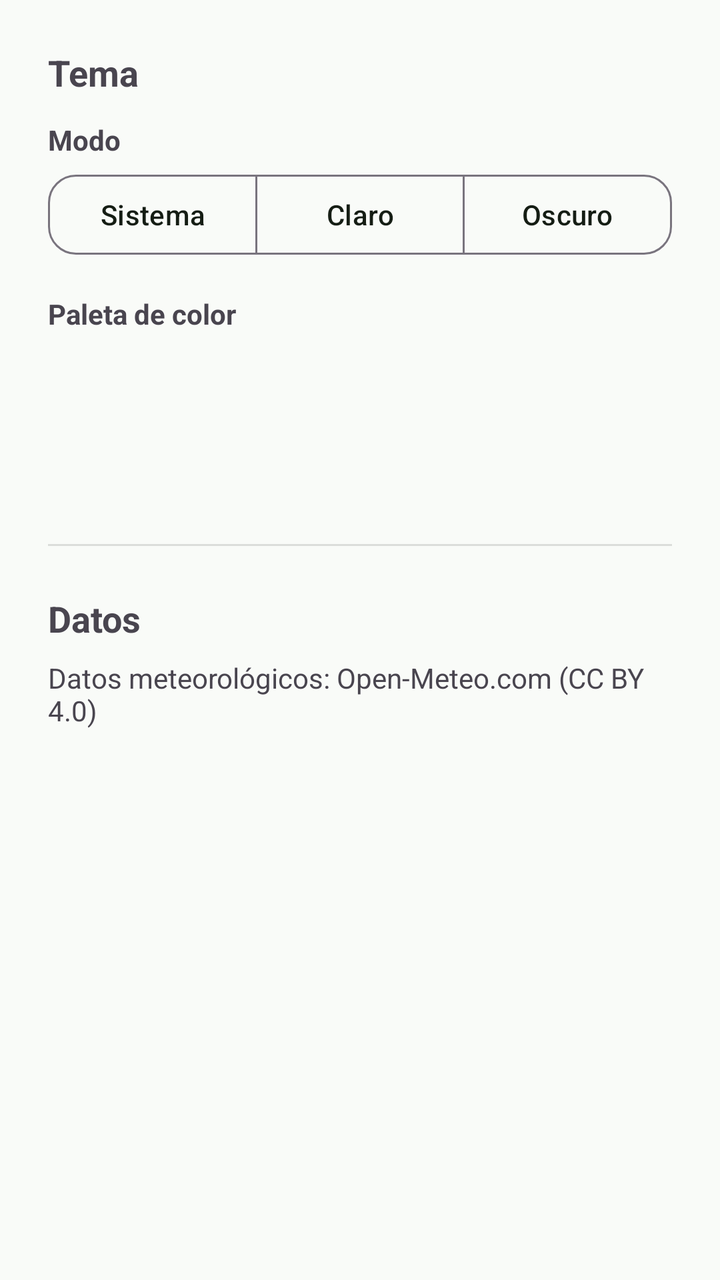
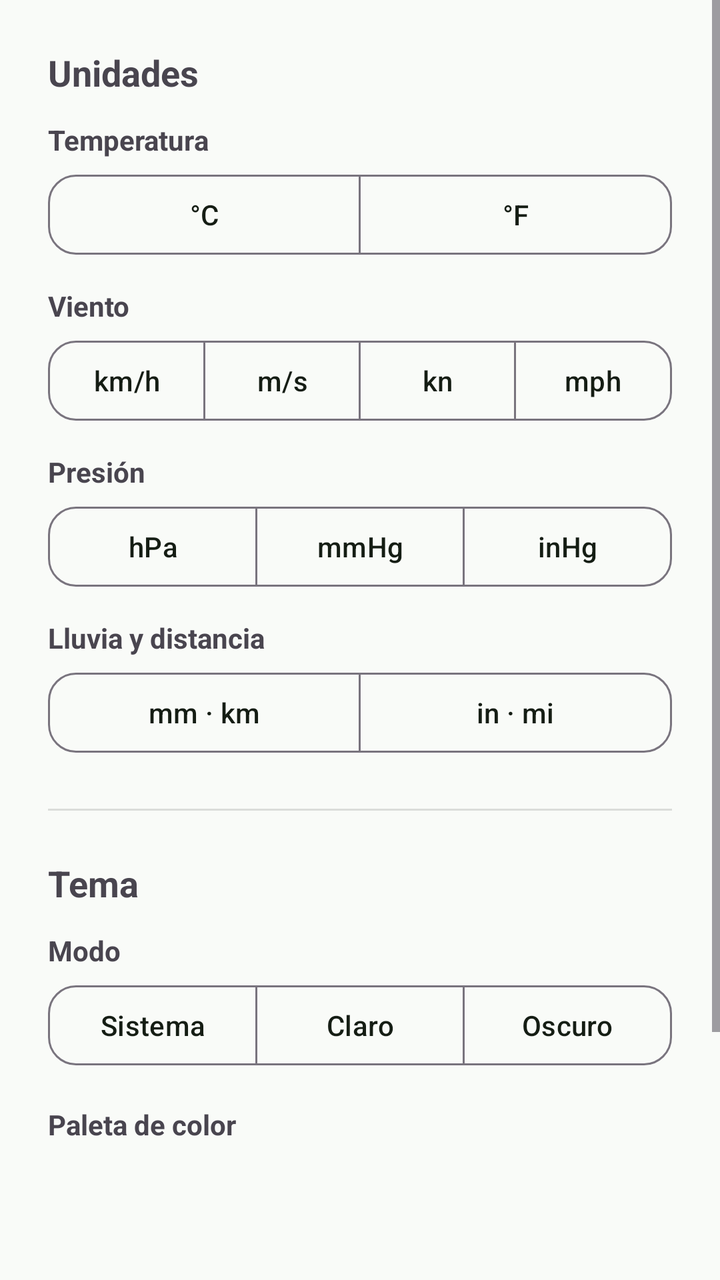

The first picture is an Android layout as it rendered before a commit; the second is the same layout after the commit. The layout source and the unified diff follow.
<!-- AndroidManifest.xml: application theme Theme.MiClima.Green -->
<!-- res/layout/fragment_settings.xml -->
<?xml version="1.0" encoding="utf-8"?>
<ScrollView xmlns:android="http://schemas.android.com/apk/res/android"
    xmlns:app="http://schemas.android.com/apk/res-auto"
    android:layout_width="match_parent"
    android:layout_height="match_parent">

    <LinearLayout
        android:layout_width="match_parent"
        android:layout_height="wrap_content"
        android:orientation="vertical"
        android:padding="24dp">

        <TextView
            android:layout_width="wrap_content"
            android:layout_height="wrap_content"
            android:layout_marginBottom="12dp"
            android:text="@string/theme_setting_title"
            android:textSize="18sp"
            android:textStyle="bold" />

        <TextView
            android:layout_width="wrap_content"
            android:layout_height="wrap_content"
            android:layout_marginBottom="4dp"
            android:text="@string/theme_mode_label"
            android:textSize="14sp"
            android:textStyle="bold" />

        <com.google.android.material.button.MaterialButtonToggleGroup
            android:id="@+id/toggleGroupThemeMode"
            android:layout_width="match_parent"
            android:layout_height="wrap_content"
            app:selectionRequired="true"
            app:singleSelection="true">

            <com.google.android.material.button.MaterialButton
                android:id="@+id/btnModeSystem"
                style="@style/Widget.Material3.Button.OutlinedButton"
                android:layout_width="0dp"
                android:layout_height="wrap_content"
                android:layout_weight="1"
                android:text="@string/theme_mode_system"
                app:cornerRadius="14dp" />

            <com.google.android.material.button.MaterialButton
                android:id="@+id/btnModeLight"
                style="@style/Widget.Material3.Button.OutlinedButton"
                android:layout_width="0dp"
                android:layout_height="wrap_content"
                android:layout_weight="1"
                android:text="@string/theme_mode_light"
                app:cornerRadius="14dp" />

            <com.google.android.material.button.MaterialButton
                android:id="@+id/btnModeDark"
                style="@style/Widget.Material3.Button.OutlinedButton"
                android:layout_width="0dp"
                android:layout_height="wrap_content"
                android:layout_weight="1"
                android:text="@string/theme_mode_dark"
                app:cornerRadius="14dp" />

        </com.google.android.material.button.MaterialButtonToggleGroup>

        <TextView
            android:layout_width="wrap_content"
            android:layout_height="wrap_content"
            android:layout_marginTop="16dp"
            android:layout_marginBottom="4dp"
            android:text="@string/theme_palette_label"
            android:textSize="14sp"
            android:textStyle="bold" />

        <LinearLayout
            android:layout_width="match_parent"
            android:layout_height="wrap_content"
            android:orientation="horizontal">

            <include layout="@layout/item_palette_swatch" android:id="@+id/swatchAuto" />
            <include layout="@layout/item_palette_swatch" android:id="@+id/swatchGreen" />
            <include layout="@layout/item_palette_swatch" android:id="@+id/swatchRed" />
            <include layout="@layout/item_palette_swatch" android:id="@+id/swatchBlue" />
            <include layout="@layout/item_palette_swatch" android:id="@+id/swatchCyan" />

        </LinearLayout>

        <TextView
            android:id="@+id/tvThemePaletteDesc"
            android:layout_width="wrap_content"
            android:layout_height="wrap_content"
            android:layout_marginTop="4dp"
            android:text="@string/theme_palette_auto_unavailable"
            android:textColor="?android:attr/textColorSecondary"
            android:textSize="13sp"
            android:visibility="gone" />

        <View
            android:layout_width="match_parent"
            android:layout_height="1dp"
            android:layout_marginVertical="24dp"
            android:background="?android:attr/listDivider" />

        <TextView
            android:layout_width="wrap_content"
            android:layout_height="wrap_content"
            android:layout_marginBottom="8dp"
            android:text="@string/about_title"
            android:textSize="18sp"
            android:textStyle="bold" />

        <TextView
            android:layout_width="wrap_content"
            android:layout_height="wrap_content"
            android:text="@string/attribution"
            android:textColor="?android:attr/textColorSecondary"
            android:textSize="14sp" />

    </LinearLayout>

</ScrollView>
<!-- res/layout/item_palette_swatch.xml (included above) -->
<?xml version="1.0" encoding="utf-8"?>
<LinearLayout xmlns:android="http://schemas.android.com/apk/res/android"
    xmlns:app="http://schemas.android.com/apk/res-auto"
    android:id="@+id/swatchRoot"
    android:layout_width="0dp"
    android:layout_height="wrap_content"
    android:layout_weight="1"
    android:background="?attr/selectableItemBackground"
    android:clickable="true"
    android:focusable="true"
    android:gravity="center"
    android:orientation="vertical"
    android:paddingVertical="4dp">

    <FrameLayout
        android:layout_width="48dp"
        android:layout_height="48dp">

        <View
            android:id="@+id/swatchCircle"
            android:layout_width="match_parent"
            android:layout_height="match_parent" />

        <ImageView
            android:id="@+id/swatchCheck"
            android:layout_width="18dp"
            android:layout_height="18dp"
            android:layout_gravity="center"
            android:contentDescription="@null"
            android:src="@drawable/ic_check"
            app:tint="@android:color/white"
            android:visibility="gone" />

    </FrameLayout>

    <TextView
        android:id="@+id/swatchLabel"
        android:layout_width="wrap_content"
        android:layout_height="wrap_content"
        android:layout_marginTop="6dp"
        android:textColor="?attr/colorOnSurfaceVariant"
        android:textSize="11.5sp"
        android:textStyle="bold" />

</LinearLayout>
<!-- resources referenced by this layout -->
<resources>
  <!-- drawable ic_check (drawable) -->
  <vector xmlns:android="http://schemas.android.com/apk/res/android"
      android:width="24dp"
      android:height="24dp"
      android:viewportWidth="24"
      android:viewportHeight="24">
      <path
          android:fillColor="#00000000"
          android:pathData="M5,12.5L10,17.5L19,7"
          android:strokeColor="@android:color/white"
          android:strokeLineCap="round"
          android:strokeLineJoin="round"
          android:strokeWidth="2.5" />
  </vector>
  <string name="about_title">Datos</string>
  <string name="attribution">Datos meteorológicos: Open-Meteo.com (CC BY 4.0)</string>
  <string name="theme_mode_dark">Oscuro</string>
  <string name="theme_mode_label">Modo</string>
  <string name="theme_mode_light">Claro</string>
  <string name="theme_mode_system">Sistema</string>
  <string name="theme_palette_auto_unavailable">El color automático (Material You) requiere Android 12 o superior.</string>
  <string name="theme_palette_label">Paleta de color</string>
  <string name="theme_setting_title">Tema</string>
  <style name="Theme.MiClima.Green" parent="Theme.Material3.DayNight.NoActionBar">
          <item name="colorPrimary">@color/green_token_primary</item>
          <item name="colorOnPrimary">@color/green_token_on_primary</item>
          <item name="colorPrimaryContainer">@color/green_token_primary_container</item>
          <item name="colorOnPrimaryContainer">@color/green_token_on_primary_container</item>
          <item name="colorSecondary">@color/green_token_primary</item>
          <item name="android:colorBackground">@color/green_token_bg</item>
          <item name="colorSurfaceContainerLowest">@color/green_token_bg</item>
          <item name="colorSurface">@color/green_token_surface</item>
          <item name="colorSurfaceContainerHigh">@color/green_token_surface_alt</item>
          <item name="colorOnSurface">@color/green_token_on_surface</item>
          <item name="colorOnSurfaceVariant">@color/green_token_on_surface_variant</item>
          <item name="colorOutlineVariant">@color/green_token_outline</item>
          <item name="colorError">@color/danger</item>
          <item name="colorOnError">@color/on_danger</item>
      </style>
  <color name="green_token_primary">#197112</color>
  <color name="green_token_on_primary">#fcfcfc</color>
  <color name="green_token_primary_container">#cbecc7</color>
  <color name="green_token_on_primary_container">#003a00</color>
  <color name="green_token_bg">#f9fbf8</color>
  <color name="green_token_surface">#fdfefd</color>
  <color name="green_token_surface_alt">#ebf3ea</color>
  <color name="green_token_on_surface">#151d14</color>
  <color name="green_token_on_surface_variant">#555e53</color>
  <color name="green_token_outline">#cfd7ce</color>
  <color name="danger">#b32228</color>
  <color name="on_danger">#ffffff</color>
</resources>

<!-- the commit's change to res/layout/fragment_settings.xml (unified diff, before → after) -->
@@ -1,6 +1,7 @@
 <?xml version="1.0" encoding="utf-8"?>
 <ScrollView xmlns:android="http://schemas.android.com/apk/res/android"
     xmlns:app="http://schemas.android.com/apk/res-auto"
+    xmlns:tools="http://schemas.android.com/tools"
     android:layout_width="match_parent"
     android:layout_height="match_parent">
 
@@ -9,6 +10,223 @@
         android:layout_height="wrap_content"
         android:orientation="vertical"
         android:padding="24dp">
+
+        <TextView
+            android:layout_width="wrap_content"
+            android:layout_height="wrap_content"
+            android:text="@string/units_setting_title"
+            android:textSize="18sp"
+            android:textStyle="bold" />
+
+        <TextView
+            android:layout_width="wrap_content"
+            android:layout_height="wrap_content"
+            android:layout_marginTop="12dp"
+            android:layout_marginBottom="4dp"
+            android:text="@string/units_temp"
+            android:textSize="14sp"
+            android:textStyle="bold" />
+
+        <com.google.android.material.button.MaterialButtonToggleGroup
+            android:id="@+id/toggleUnitTemp"
+            android:layout_width="match_parent"
+            android:layout_height="wrap_content"
+            app:selectionRequired="true"
+            app:singleSelection="true">
+
+            <com.google.android.material.button.MaterialButton
+                android:id="@+id/btnTempC"
+                style="@style/Widget.Material3.Button.OutlinedButton"
+                android:layout_width="0dp"
+                android:layout_height="wrap_content"
+                android:layout_weight="1"
+                android:paddingHorizontal="4dp"
+                android:text="°C"
+                android:textAllCaps="false"
+                app:cornerRadius="14dp"
+                tools:ignore="HardcodedText" />
+
+            <com.google.android.material.button.MaterialButton
+                android:id="@+id/btnTempF"
+                style="@style/Widget.Material3.Button.OutlinedButton"
+                android:layout_width="0dp"
+                android:layout_height="wrap_content"
+                android:layout_weight="1"
+                android:paddingHorizontal="4dp"
+                android:text="°F"
+                android:textAllCaps="false"
+                app:cornerRadius="14dp"
+                tools:ignore="HardcodedText" />
+
+        </com.google.android.material.button.MaterialButtonToggleGroup>
+
+        <TextView
+            android:layout_width="wrap_content"
+            android:layout_height="wrap_content"
+            android:layout_marginTop="12dp"
+            android:layout_marginBottom="4dp"
+            android:text="@string/units_wind"
+            android:textSize="14sp"
+            android:textStyle="bold" />
+
+        <com.google.android.material.button.MaterialButtonToggleGroup
+            android:id="@+id/toggleUnitWind"
+            android:layout_width="match_parent"
+            android:layout_height="wrap_content"
+            app:selectionRequired="true"
+            app:singleSelection="true">
+
+            <com.google.android.material.button.MaterialButton
+                android:id="@+id/btnWindKmh"
+                style="@style/Widget.Material3.Button.OutlinedButton"
+                android:layout_width="0dp"
+                android:layout_height="wrap_content"
+                android:layout_weight="1"
+                android:paddingHorizontal="4dp"
+                android:text="km/h"
+                android:textAllCaps="false"
+                app:cornerRadius="14dp"
+                tools:ignore="HardcodedText" />
+
+            <com.google.android.material.button.MaterialButton
+                android:id="@+id/btnWindMs"
+                style="@style/Widget.Material3.Button.OutlinedButton"
+                android:layout_width="0dp"
+                android:layout_height="wrap_content"
+                android:layout_weight="1"
+                android:paddingHorizontal="4dp"
+                android:text="m/s"
+                android:textAllCaps="false"
+                app:cornerRadius="14dp"
+                tools:ignore="HardcodedText" />
+
+            <com.google.android.material.button.MaterialButton
+                android:id="@+id/btnWindKn"
+                style="@style/Widget.Material3.Button.OutlinedButton"
+                android:layout_width="0dp"
+                android:layout_height="wrap_content"
+                android:layout_weight="1"
+                android:paddingHorizontal="4dp"
+                android:text="kn"
+                android:textAllCaps="false"
+                app:cornerRadius="14dp"
+                tools:ignore="HardcodedText" />
+
+            <com.google.android.material.button.MaterialButton
+                android:id="@+id/btnWindMph"
+                style="@style/Widget.Material3.Button.OutlinedButton"
+                android:layout_width="0dp"
+                android:layout_height="wrap_content"
+                android:layout_weight="1"
+                android:paddingHorizontal="4dp"
+                android:text="mph"
+                android:textAllCaps="false"
+                app:cornerRadius="14dp"
+                tools:ignore="HardcodedText" />
+
+        </com.google.android.material.button.MaterialButtonToggleGroup>
+
+        <TextView
+            android:layout_width="wrap_content"
+            android:layout_height="wrap_content"
+            android:layout_marginTop="12dp"
+            android:layout_marginBottom="4dp"
+            android:text="@string/units_pressure"
+            android:textSize="14sp"
+            android:textStyle="bold" />
+
+        <com.google.android.material.button.MaterialButtonToggleGroup
+            android:id="@+id/toggleUnitPressure"
+            android:layout_width="match_parent"
+            android:layout_height="wrap_content"
+            app:selectionRequired="true"
+            app:singleSelection="true">
+
+            <com.google.android.material.button.MaterialButton
+                android:id="@+id/btnPressureHpa"
+                style="@style/Widget.Material3.Button.OutlinedButton"
+                android:layout_width="0dp"
+                android:layout_height="wrap_content"
+                android:layout_weight="1"
+                android:paddingHorizontal="4dp"
+                android:text="hPa"
+                android:textAllCaps="false"
+                app:cornerRadius="14dp"
+                tools:ignore="HardcodedText" />
+
+            <com.google.android.material.button.MaterialButton
+                android:id="@+id/btnPressureMmhg"
+                style="@style/Widget.Material3.Button.OutlinedButton"
+                android:layout_width="0dp"
+                android:layout_height="wrap_content"
+                android:layout_weight="1"
+                android:paddingHorizontal="4dp"
+                android:text="mmHg"
+                android:textAllCaps="false"
+                app:cornerRadius="14dp"
+                tools:ignore="HardcodedText" />
+
+            <com.google.android.material.button.MaterialButton
+                android:id="@+id/btnPressureInhg"
+                style="@style/Widget.Material3.Button.OutlinedButton"
+                android:layout_width="0dp"
+                android:layout_height="wrap_content"
+                android:layout_weight="1"
+                android:paddingHorizontal="4dp"
+                android:text="inHg"
+                android:textAllCaps="false"
+                app:cornerRadius="14dp"
+                tools:ignore="HardcodedText" />
+
+        </com.google.android.material.button.MaterialButtonToggleGroup>
+
+        <TextView
+            android:layout_width="wrap_content"
+            android:layout_height="wrap_content"
+            android:layout_marginTop="12dp"
+            android:layout_marginBottom="4dp"
+            android:text="@string/units_precip"
+            android:textSize="14sp"
+            android:textStyle="bold" />
+
+        <com.google.android.material.button.MaterialButtonToggleGroup
+            android:id="@+id/toggleUnitPrecip"
+            android:layout_width="match_parent"
+            android:layout_height="wrap_content"
+            app:selectionRequired="true"
+            app:singleSelection="true">
+
+            <com.google.android.material.button.MaterialButton
+                android:id="@+id/btnPrecipMm"
+                style="@style/Widget.Material3.Button.OutlinedButton"
+                android:layout_width="0dp"
+                android:layout_height="wrap_content"
+                android:layout_weight="1"
+                android:paddingHorizontal="4dp"
+                android:text="mm · km"
+                android:textAllCaps="false"
+                app:cornerRadius="14dp"
+                tools:ignore="HardcodedText" />
+
+            <com.google.android.material.button.MaterialButton
+                android:id="@+id/btnPrecipIn"
+                style="@style/Widget.Material3.Button.OutlinedButton"
+                android:layout_width="0dp"
+                android:layout_height="wrap_content"
+                android:layout_weight="1"
+                android:paddingHorizontal="4dp"
+                android:text="in · mi"
+                android:textAllCaps="false"
+                app:cornerRadius="14dp"
+                tools:ignore="HardcodedText" />
+
+        </com.google.android.material.button.MaterialButtonToggleGroup>
+
+        <View
+            android:layout_width="match_parent"
+            android:layout_height="1dp"
+            android:layout_marginVertical="24dp"
+            android:background="?android:attr/listDivider" />
 
         <TextView
             android:layout_width="wrap_content"
<!-- resource entries referenced after the edit -->
@@ -23,12 +23,20 @@
   <string name="theme_palette_auto_unavailable">El color automático (Material You) requiere Android 12 o superior.</string>
   <string name="theme_palette_label">Paleta de color</string>
   <string name="theme_setting_title">Tema</string>
+  <string name="units_precip">Lluvia y distancia</string>
+  <string name="units_pressure">Presión</string>
+  <string name="units_setting_title">Unidades</string>
+  <string name="units_temp">Temperatura</string>
+  <string name="units_wind">Viento</string>
   <style name="Theme.MiClima.Green" parent="Theme.Material3.DayNight.NoActionBar">
           <item name="colorPrimary">@color/green_token_primary</item>
           <item name="colorOnPrimary">@color/green_token_on_primary</item>
           <item name="colorPrimaryContainer">@color/green_token_primary_container</item>
           <item name="colorOnPrimaryContainer">@color/green_token_on_primary_container</item>
           <item name="colorSecondary">@color/green_token_primary</item>
+          <item name="colorSecondaryContainer">@color/green_token_primary_container</item>
+          <item name="colorOnSecondaryContainer">@color/green_token_on_primary_container</item>
+          <item name="colorSurfaceContainer">@color/green_token_surface_alt</item>
           <item name="android:colorBackground">@color/green_token_bg</item>
           <item name="colorSurfaceContainerLowest">@color/green_token_bg</item>
           <item name="colorSurface">@color/green_token_surface</item>
